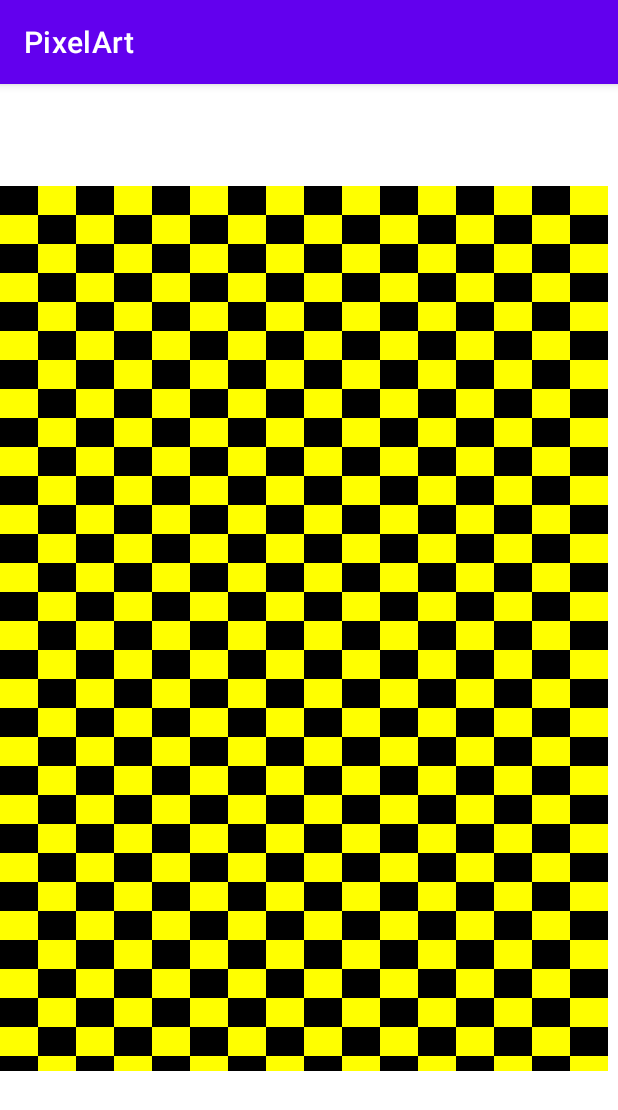
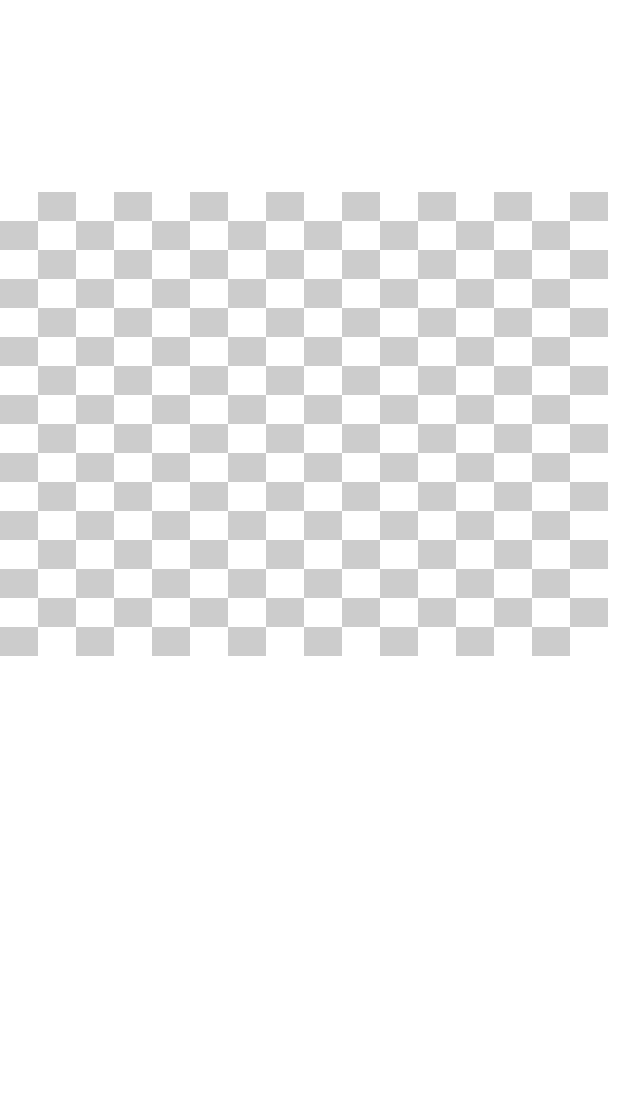
Before and after one commit to JaviVaca/PixelArt, an Android app: the screen it shows after launch (MainActivity), on a phone screen of 412 x 824 dp. Shown: the top 1110 px of the screen. Run offline under Robolectric (Android 15) with nearby library versions, the light colour scheme and no system bars.

Commit message:
CuadriculA HECHA

```diff
--- a/app/src/main/java/com/example/pixelart/AdaptadorGrid.java
+++ b/app/src/main/java/com/example/pixelart/AdaptadorGrid.java
@@ -1,12 +1,16 @@
 package com.example.pixelart;
 
 import android.content.Context;
+import android.content.res.Resources;
 import android.graphics.Color;
+import android.util.Log;
 import android.view.LayoutInflater;
 import android.view.View;
 import android.view.ViewGroup;
 import android.widget.BaseAdapter;
 import android.widget.TextView;
+
+import androidx.core.content.res.ResourcesCompat;
 
 import java.util.ArrayList;
 
@@ -14,34 +18,27 @@ public class AdaptadorGrid extends BaseAdapter {
 
     private Context context;
     private int linea;
-    public static ArrayList<Casilla> ITEMS= new ArrayList<>();
+
 
     public AdaptadorGrid (Context context) {
         this.context = context;
     }
 
+
     @Override
     public int getCount() {
-        for (int i=0; i<256;i++) {
-            if (i%2==0) {
-                ITEMS.add(new Casilla(i, 0, 0));
-            }
-            else {
-                ITEMS.add(new Casilla(i, 1, 0));
-            }
 
-        }
-        return ITEMS.size();
+        return Casilla.ITEMS.size();
     }
 
     @Override
-    public Object getItem(int position) {
-        return ITEMS.get(position);
+    public Casilla getItem(int position) {
+        return Casilla.ITEMS.get(position);
     }
 
     @Override
     public long getItemId(int position) {
-        return ITEMS.get(position).getId();
+        return Casilla.ITEMS.get(position).getId();
     }
 
     @Override
@@ -66,15 +63,15 @@ public class AdaptadorGrid extends BaseAdapter {
 
         if (linea%2==0) {
             if (casilla.getColor()==0) {
-                tvGrid.setBackgroundColor(Color.BLACK);
+                tvGrid.setBackgroundColor(Color.WHITE);
             }
-            else {tvGrid.setBackgroundColor(Color.YELLOW);}
+            else {tvGrid.setBackgroundColor(Color.LTGRAY);}
         }
         else {
             if (casilla.getColor()==0) {
-                tvGrid.setBackgroundColor(Color.YELLOW);
+                tvGrid.setBackgroundColor(Color.LTGRAY);
             }
-            else {tvGrid.setBackgroundColor(Color.BLACK);}
+            else {tvGrid.setBackgroundColor(Color.WHITE);}
         }
 
         return view;
--- a/app/src/main/java/com/example/pixelart/Casilla.java
+++ b/app/src/main/java/com/example/pixelart/Casilla.java
@@ -1,9 +1,14 @@
 package com.example.pixelart;
+
+import android.util.Log;
+
+import java.util.ArrayList;
 
 public class Casilla {
     private int id;
     private int color;
     private int linea;
+    public static ArrayList<Casilla> ITEMS= new ArrayList<>();
 
     public Casilla (int id, int color, int linea) {
         this.id = id;
@@ -28,4 +33,6 @@ public class Casilla {
     public void setLinea(int linea) {
         this.linea = linea;
     }
+
+
 }
--- a/app/src/main/java/com/example/pixelart/MainActivity.java
+++ b/app/src/main/java/com/example/pixelart/MainActivity.java
@@ -3,6 +3,7 @@ package com.example.pixelart;
 import androidx.appcompat.app.AppCompatActivity;
 
 import android.os.Bundle;
+import android.util.Log;
 import android.widget.GridView;
 
 public class MainActivity extends AppCompatActivity {
@@ -14,9 +15,28 @@ public class MainActivity extends AppCompatActivity {
         super.onCreate(savedInstanceState);
         setContentView(R.layout.activity_main);
 
+        insertarDatos();
+
         gridView = findViewById(R.id.GridView);
         adaptadorGrid = new AdaptadorGrid(this);
         gridView.setAdapter(adaptadorGrid);
 
+
+
+
+
+    }
+
+    public void insertarDatos(){
+        for (int i=0; i<256;i++) {
+            if (i%2==0) {
+                Casilla.ITEMS.add(new Casilla(i, 0, 0));
+            }
+            else {
+                Casilla.ITEMS.add(new Casilla(i, 1, 0));
+            }
+
+        }
+
     }
 }
--- a/app/src/main/res/layout/activity_main.xml
+++ b/app/src/main/res/layout/activity_main.xml
@@ -9,11 +9,9 @@
     <GridView
         android:id="@+id/GridView"
         android:layout_width="match_parent"
-        android:layout_height="590dp"
-        android:layout_marginTop="68dp"
+        android:layout_height="match_parent"
+        android:layout_marginTop="128dp"
         android:numColumns="16"
-
-        app:layout_constraintEnd_toEndOf="parent"
         app:layout_constraintStart_toStartOf="parent"
         app:layout_constraintTop_toTopOf="parent" />
 </androidx.constraintlayout.widget.ConstraintLayout>
--- a/app/src/main/res/values/colors.xml
+++ b/app/src/main/res/values/colors.xml
@@ -7,4 +7,7 @@
     <color name="teal_700">#FF018786</color>
     <color name="black">#FF000000</color>
     <color name="white">#FFFFFFFF</color>
+
+
+    <color name="casilla_gris">#ABB2B9</color>
 </resources>
--- a/app/src/main/res/values/themes.xml
+++ b/app/src/main/res/values/themes.xml
@@ -1,6 +1,6 @@
 <resources xmlns:tools="http://schemas.android.com/tools">
     <!-- Base application theme. -->
-    <style name="Theme.PixelArt" parent="Theme.MaterialComponents.DayNight.DarkActionBar">
+    <style name="Theme.PixelArt" parent="Theme.MaterialComponents.DayNight.NoActionBar">
         <!-- Primary brand color. -->
         <item name="colorPrimary">@color/purple_500</item>
         <item name="colorPrimaryVariant">@color/purple_700</item>
```
